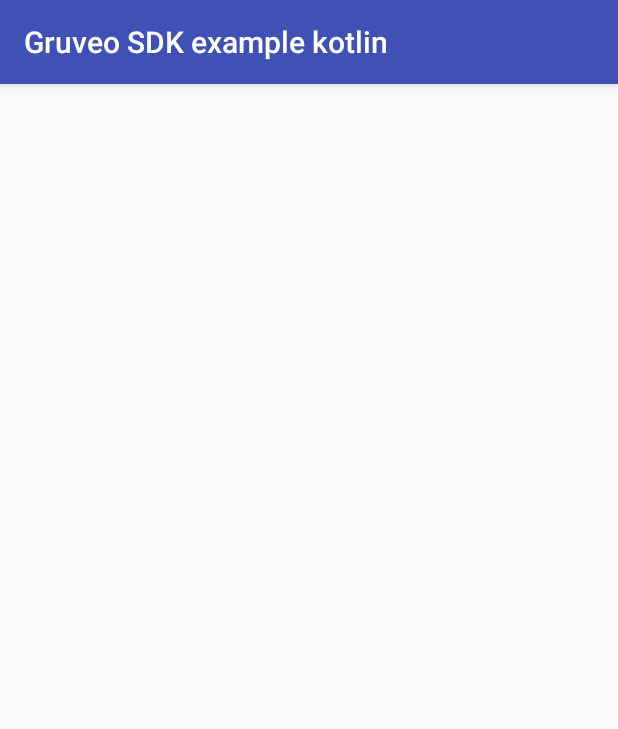
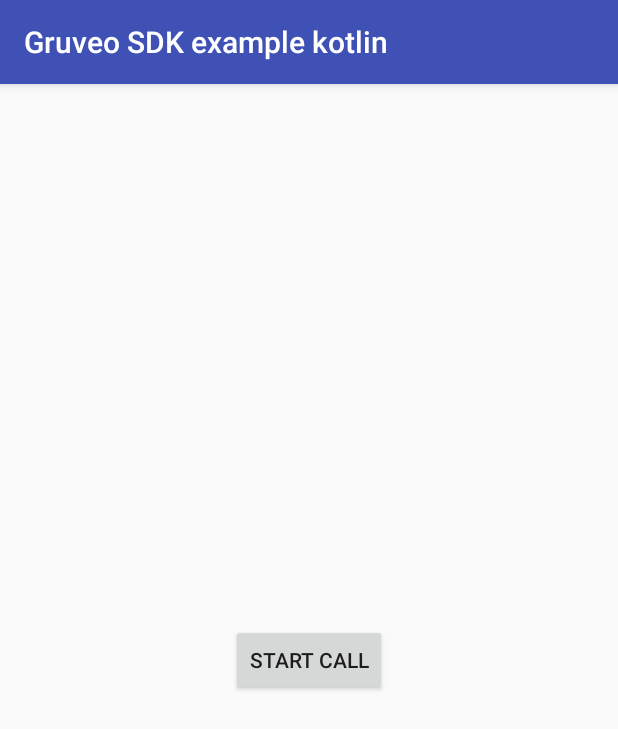
Before and after one commit to Gruveo/sdk-examples-android-kotlin, an Android app: the screen it shows after launch (MainActivity), on a phone screen of 412 x 824 dp. Shown: the top 729 px of the screen. Run offline under Robolectric (Android 15) with nearby library versions, the phone set to English and light mode, and no system bars; libraries missing offline, so code that uses them is left out: com.gruveo.sdk.

```diff
--- a/app/build.gradle
+++ b/app/build.gradle
@@ -41,5 +41,6 @@ android {
 
 dependencies {
     compile 'com.android.support:appcompat-v7:25.3.1'
+    compile 'org.bitbucket.gruveo:gruveo-android-sdk:0.1.6'
     compile "org.jetbrains.kotlin:kotlin-stdlib:$kotlin_version"
 }
--- a/app/src/main/AndroidManifest.xml
+++ b/app/src/main/AndroidManifest.xml
@@ -8,7 +8,6 @@
         android:icon="@mipmap/ic_launcher"
         android:label="@string/app_name"
         android:roundIcon="@mipmap/ic_launcher_round"
-        android:supportsRtl="true"
         android:theme="@style/AppTheme">
         <activity android:name=".MainActivity">
             <intent-filter>
@@ -17,5 +16,9 @@
                 <category android:name="android.intent.category.LAUNCHER"/>
             </intent-filter>
         </activity>
+
+        <activity
+            android:name="com.gruveo.sdk.ui.CallActivity"
+            android:configChanges="orientation|screenSize"/>
     </application>
 </manifest>
--- a/app/src/main/kotlin/com/gruveo/sdk/kotlin/MainActivity.kt
+++ b/app/src/main/kotlin/com/gruveo/sdk/kotlin/MainActivity.kt
@@ -1,12 +1,18 @@
 package com.gruveo.sdk.kotlin
 
+import android.os.Bundle
 import android.support.v7.app.AppCompatActivity
-import android.os.Bundle
+import com.gruveo.sdk.Gruveo
+import kotlinx.android.synthetic.main.activity_main.*
 
 class MainActivity : AppCompatActivity() {
 
     override fun onCreate(savedInstanceState: Bundle?) {
         super.onCreate(savedInstanceState)
         setContentView(R.layout.activity_main)
+
+        main_button.setOnClickListener {
+            Gruveo.Builder(this).callCode("gruveorocks").clientId("demo").build()
+        }
     }
 }
--- a/app/src/main/res/layout/activity_main.xml
+++ b/app/src/main/res/layout/activity_main.xml
@@ -4,4 +4,11 @@
     android:layout_width="match_parent"
     android:layout_height="match_parent">
 
+    <Button
+        android:id="@+id/main_button"
+        android:layout_width="wrap_content"
+        android:layout_height="wrap_content"
+        android:layout_centerInParent="true"
+        android:text="Start call"/>
+
 </RelativeLayout>
--- a/build.gradle
+++ b/build.gradle
@@ -15,6 +15,7 @@ buildscript {
 allprojects {
     repositories {
         jcenter()
+        maven { url "https://jitpack.io" }
     }
 }
 
```
